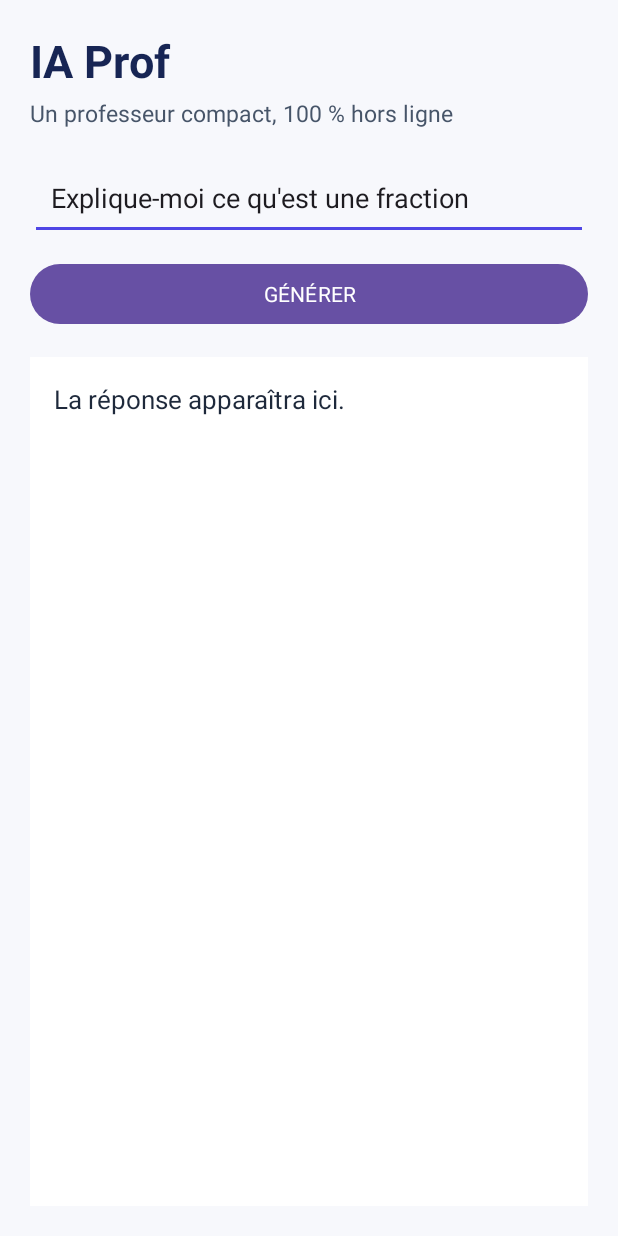
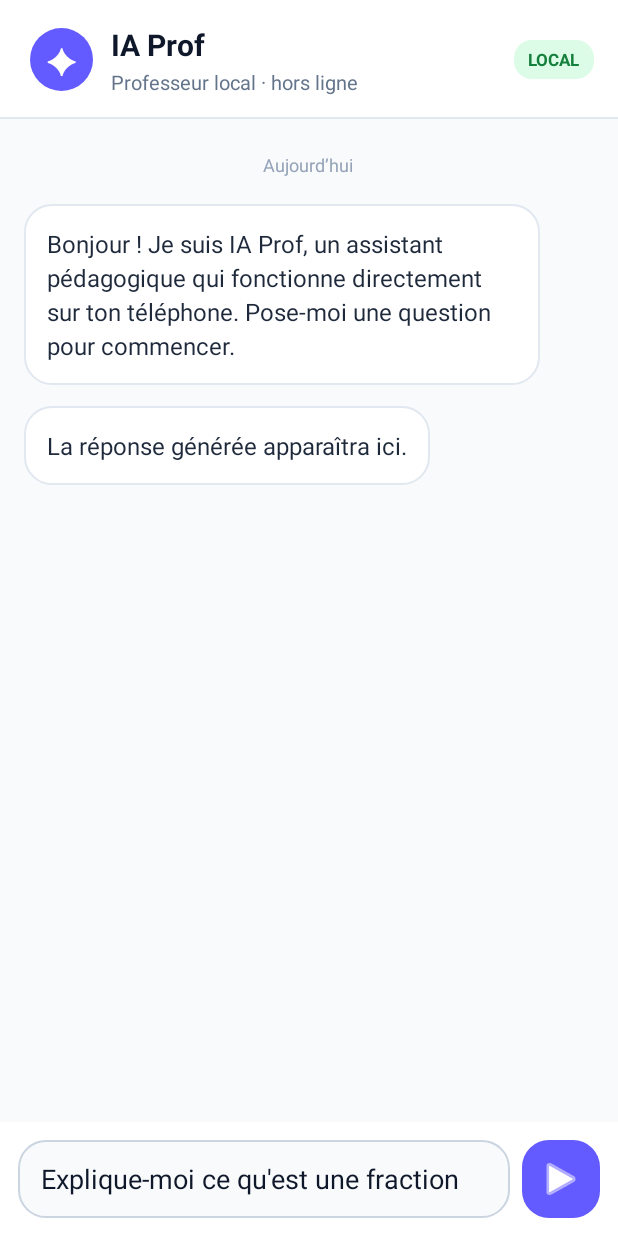
Before and after one commit to elkalebanquier-eng/IAProf, an Android app: the screen it shows after launch (MainActivity), on a phone screen of 412 x 824 dp. Run offline under Robolectric (Android 15) with nearby library versions, the phone set to English and light mode, and no system bars; libraries missing offline, so code that uses them is left out: org.tensorflow.lite; 1 statement that could not run was skipped.

Commit message:
Add ChatGPT-inspired offline chat interface

```diff
--- a/app/src/main/java/com/example/iaprof/MainActivity.kt
+++ b/app/src/main/java/com/example/iaprof/MainActivity.kt
@@ -24,7 +24,7 @@ class MainActivity : AppCompatActivity() {
         try {
             tokenizer = Gpt2Tokenizer(this)
             interpreter = Interpreter(loadModel(), Interpreter.Options().apply { setNumThreads(2) })
-            findViewById<Button>(R.id.generate).setOnClickListener { generateAsync() }
+            findViewById<ImageButton>(R.id.generate).setOnClickListener { generateAsync() }
         } catch (e: Exception) {
             output.text = "Impossible de charger le modèle GPT-2 local : ${e.message}"
         }
@@ -38,7 +38,7 @@ class MainActivity : AppCompatActivity() {
     private fun generateAsync() {
         val prompt = input.text.toString().trim()
         if (prompt.isEmpty()) { output.text = "Écris une question pour commencer."; return }
-        val button = findViewById<Button>(R.id.generate)
+        val button = findViewById<ImageButton>(R.id.generate)
         button.isEnabled = false; output.text = "Génération locale GPT-2…"
         Thread {
             val answer = generateText(prompt, 24)
--- /dev/null
+++ b/app/src/main/res/drawable/assistant_bubble.xml
@@ -0,0 +1 @@
+<shape xmlns:android="http://schemas.android.com/apk/res/android" android:shape="rectangle"><solid android:color="#FFFFFF"/><corners android:radius="18dp"/><stroke android:width="1dp" android:color="#E2E8F0"/></shape>
--- /dev/null
+++ b/app/src/main/res/drawable/avatar_background.xml
@@ -0,0 +1 @@
+<shape xmlns:android="http://schemas.android.com/apk/res/android" android:shape="oval"><solid android:color="#635BFF"/></shape>
--- /dev/null
+++ b/app/src/main/res/drawable/input_background.xml
@@ -0,0 +1 @@
+<shape xmlns:android="http://schemas.android.com/apk/res/android" android:shape="rectangle"><solid android:color="#F8FAFC"/><corners android:radius="18dp"/><stroke android:width="1dp" android:color="#CBD5E1"/></shape>
--- /dev/null
+++ b/app/src/main/res/drawable/local_badge.xml
@@ -0,0 +1 @@
+<shape xmlns:android="http://schemas.android.com/apk/res/android" android:shape="rectangle"><solid android:color="#DCFCE7"/><corners android:radius="12dp"/></shape>
--- /dev/null
+++ b/app/src/main/res/drawable/send_background.xml
@@ -0,0 +1 @@
+<shape xmlns:android="http://schemas.android.com/apk/res/android" android:shape="rectangle"><solid android:color="#635BFF"/><corners android:radius="18dp"/></shape>
--- a/app/src/main/res/layout/activity_main.xml
+++ b/app/src/main/res/layout/activity_main.xml
@@ -1,10 +1,23 @@
 <?xml version="1.0" encoding="utf-8"?>
-<LinearLayout xmlns:android="http://schemas.android.com/apk/res/android" android:layout_width="match_parent" android:layout_height="match_parent" android:orientation="vertical" android:padding="20dp" android:background="#F7F8FC">
-    <TextView android:layout_width="match_parent" android:layout_height="wrap_content" android:text="IA Prof" android:textSize="30sp" android:textStyle="bold" android:textColor="#172554" android:layout_marginBottom="4dp"/>
-    <TextView android:layout_width="match_parent" android:layout_height="wrap_content" android:text="Un professeur compact, 100 % hors ligne" android:textSize="15sp" android:textColor="#475569" android:layout_marginBottom="18dp"/>
-    <EditText android:id="@+id/prompt" android:layout_width="match_parent" android:layout_height="wrap_content" android:minHeight="56dp" android:hint="Pose ta question…" android:text="Explique-moi ce qu'est une fraction" android:inputType="textCapSentences|textMultiLine" android:padding="14dp" android:backgroundTint="#4F46E5"/>
-    <Button android:id="@+id/generate" android:layout_width="match_parent" android:layout_height="wrap_content" android:text="GÉNÉRER" android:textAllCaps="false" android:layout_marginTop="12dp"/>
-    <ScrollView android:layout_width="match_parent" android:layout_height="0dp" android:layout_weight="1" android:layout_marginTop="18dp" android:background="#FFFFFF" android:padding="16dp">
-        <TextView android:id="@+id/response" android:layout_width="match_parent" android:layout_height="wrap_content" android:text="La réponse apparaîtra ici." android:textSize="17sp" android:lineSpacingExtra="5dp" android:textColor="#1E293B"/>
+<LinearLayout xmlns:android="http://schemas.android.com/apk/res/android" android:layout_width="match_parent" android:layout_height="match_parent" android:orientation="vertical" android:background="#F8FAFC">
+    <LinearLayout android:layout_width="match_parent" android:layout_height="wrap_content" android:orientation="horizontal" android:gravity="center_vertical" android:paddingStart="20dp" android:paddingEnd="16dp" android:paddingTop="16dp" android:paddingBottom="14dp" android:background="#FFFFFF">
+        <TextView android:layout_width="42dp" android:layout_height="42dp" android:gravity="center" android:text="✦" android:textSize="24sp" android:textColor="#FFFFFF" android:background="@drawable/avatar_background"/>
+        <LinearLayout android:layout_width="0dp" android:layout_height="wrap_content" android:layout_weight="1" android:orientation="vertical" android:layout_marginStart="12dp">
+            <TextView android:layout_width="wrap_content" android:layout_height="wrap_content" android:text="IA Prof" android:textStyle="bold" android:textSize="20sp" android:textColor="#0F172A"/>
+            <TextView android:layout_width="wrap_content" android:layout_height="wrap_content" android:text="Professeur local · hors ligne" android:textSize="13sp" android:textColor="#64748B" android:layout_marginTop="2dp"/>
+        </LinearLayout>
+        <TextView android:layout_width="wrap_content" android:layout_height="wrap_content" android:text="LOCAL" android:textSize="11sp" android:textStyle="bold" android:textColor="#15803D" android:background="@drawable/local_badge" android:paddingStart="9dp" android:paddingEnd="9dp" android:paddingTop="5dp" android:paddingBottom="5dp"/>
+    </LinearLayout>
+    <View android:layout_width="match_parent" android:layout_height="1dp" android:background="#E2E8F0"/>
+    <ScrollView android:id="@+id/chat_scroll" android:layout_width="match_parent" android:layout_height="0dp" android:layout_weight="1" android:fillViewport="true" android:paddingStart="16dp" android:paddingEnd="16dp" android:paddingTop="22dp" android:paddingBottom="12dp">
+        <LinearLayout android:layout_width="match_parent" android:layout_height="wrap_content" android:orientation="vertical">
+            <TextView android:layout_width="wrap_content" android:layout_height="wrap_content" android:text="Aujourd’hui" android:textSize="12sp" android:textColor="#94A3B8" android:layout_gravity="center_horizontal" android:layout_marginBottom="18dp"/>
+            <TextView android:layout_width="wrap_content" android:layout_height="wrap_content" android:text="Bonjour ! Je suis IA Prof, un assistant pédagogique qui fonctionne directement sur ton téléphone. Pose-moi une question pour commencer." android:textSize="16sp" android:lineSpacingExtra="4dp" android:textColor="#1E293B" android:background="@drawable/assistant_bubble" android:padding="15dp" android:layout_marginEnd="36dp"/>
+            <TextView android:id="@+id/response" android:layout_width="wrap_content" android:layout_height="wrap_content" android:text="La réponse générée apparaîtra ici." android:textSize="16sp" android:lineSpacingExtra="4dp" android:textColor="#1E293B" android:background="@drawable/assistant_bubble" android:padding="15dp" android:layout_marginTop="14dp" android:layout_marginEnd="36dp"/>
+        </LinearLayout>
     </ScrollView>
+    <LinearLayout android:layout_width="match_parent" android:layout_height="wrap_content" android:orientation="horizontal" android:gravity="bottom" android:padding="12dp" android:background="#FFFFFF">
+        <EditText android:id="@+id/prompt" android:layout_width="0dp" android:layout_height="wrap_content" android:layout_weight="1" android:minHeight="52dp" android:maxLines="4" android:hint="Écris un message…" android:text="Explique-moi ce qu'est une fraction" android:inputType="textCapSentences|textMultiLine" android:paddingStart="15dp" android:paddingEnd="15dp" android:paddingTop="12dp" android:paddingBottom="12dp" android:background="@drawable/input_background" android:textColor="#0F172A" android:textColorHint="#94A3B8"/>
+        <ImageButton android:id="@+id/generate" android:layout_width="52dp" android:layout_height="52dp" android:layout_marginStart="8dp" android:src="@android:drawable/ic_media_play" android:contentDescription="Envoyer" android:tint="#FFFFFF" android:background="@drawable/send_background"/>
+    </LinearLayout>
 </LinearLayout>
```
